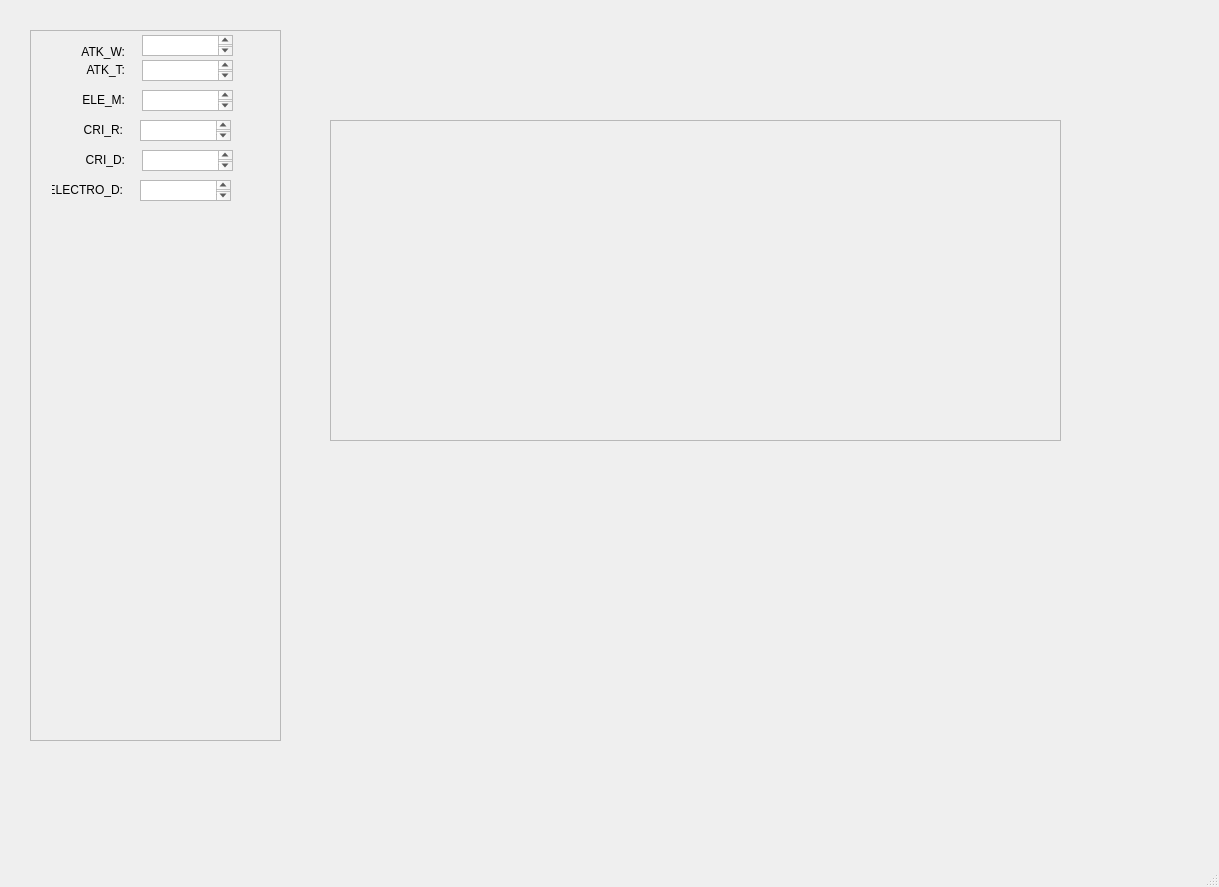
The window that aggravate.ui (flowersoul-clover/aggravate_build) describes before a commit, drawn with Qt 5.
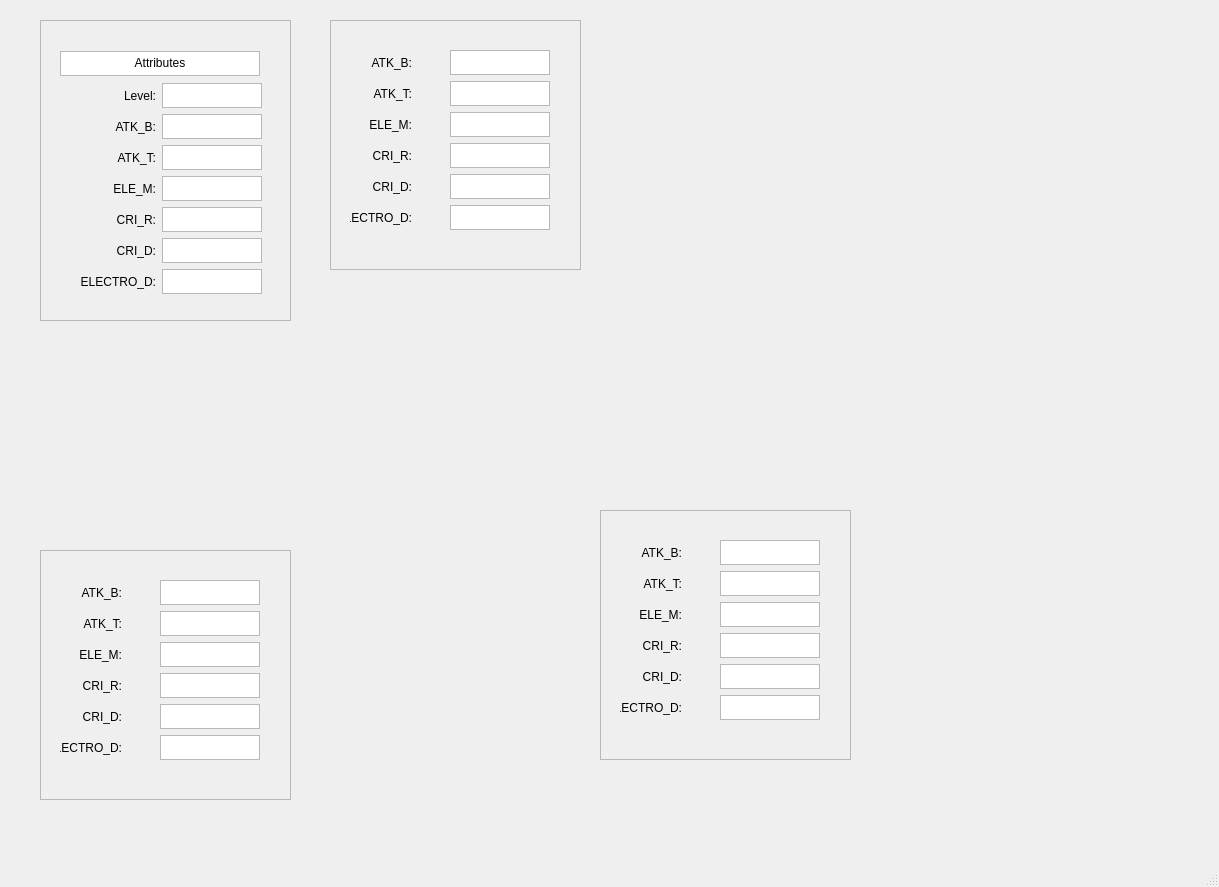
The same window after the commit.

Diff of the .ui file:
```diff
--- a/aggravate.ui
+++ b/aggravate.ui
@@ -20,12 +20,18 @@
    <widget class="QFrame" name="frame">
     <property name="geometry">
      <rect>
-      <x>30</x>
-      <y>30</y>
+      <x>40</x>
+      <y>20</y>
       <width>251</width>
-      <height>711</height>
+      <height>301</height>
      </rect>
     </property>
+    <property name="minimumSize">
+     <size>
+      <width>250</width>
+      <height>250</height>
+     </size>
+    </property>
     <property name="styleSheet">
      <string notr="true">
 </string>
@@ -36,196 +42,915 @@
     <property name="frameShadow">
      <enum>QFrame::Raised</enum>
     </property>
-    <widget class="QLabel" name="label">
+    <widget class="QWidget" name="">
      <property name="geometry">
       <rect>
-       <x>34</x>
-       <y>12</y>
-       <width>61</width>
-       <height>20</height>
+       <x>20</x>
+       <y>30</y>
+       <width>202</width>
+       <height>246</height>
       </rect>
      </property>
-     <property name="text">
-      <string>ATK_W:</string>
-     </property>
-     <property name="textFormat">
-      <enum>Qt::AutoText</enum>
-     </property>
-     <property name="alignment">
-      <set>Qt::AlignRight|Qt::AlignTrailing|Qt::AlignVCenter</set>
-     </property>
+     <layout class="QGridLayout" name="gridLayout">
+      <item row="0" column="0" colspan="2">
+       <widget class="QTextBrowser" name="textBrowser_25">
+        <property name="maximumSize">
+         <size>
+          <width>200</width>
+          <height>25</height>
+         </size>
+        </property>
+        <property name="html">
+         <string>&lt;!DOCTYPE HTML PUBLIC &quot;-//W3C//DTD HTML 4.0//EN&quot; &quot;http://www.w3.org/TR/REC-html40/strict.dtd&quot;&gt;
+&lt;html&gt;&lt;head&gt;&lt;meta name=&quot;qrichtext&quot; content=&quot;1&quot; /&gt;&lt;style type=&quot;text/css&quot;&gt;
+p, li { white-space: pre-wrap; }
+&lt;/style&gt;&lt;/head&gt;&lt;body style=&quot; font-family:'SimSun'; font-size:9pt; font-weight:400; font-style:normal;&quot;&gt;
+&lt;p align=&quot;center&quot; style=&quot; margin-top:0px; margin-bottom:0px; margin-left:0px; margin-right:0px; -qt-block-indent:0; text-indent:0px;&quot;&gt;Attributes&lt;/p&gt;&lt;/body&gt;&lt;/html&gt;</string>
+        </property>
+       </widget>
+      </item>
+      <item row="1" column="0">
+       <layout class="QVBoxLayout" name="verticalLayout">
+        <item>
+         <widget class="QLabel" name="label_25">
+          <property name="maximumSize">
+           <size>
+            <width>16777215</width>
+            <height>25</height>
+           </size>
+          </property>
+          <property name="text">
+           <string>Level:</string>
+          </property>
+          <property name="textFormat">
+           <enum>Qt::AutoText</enum>
+          </property>
+          <property name="alignment">
+           <set>Qt::AlignRight|Qt::AlignTrailing|Qt::AlignVCenter</set>
+          </property>
+         </widget>
+        </item>
+        <item>
+         <widget class="QLabel" name="label">
+          <property name="maximumSize">
+           <size>
+            <width>16777215</width>
+            <height>25</height>
+           </size>
+          </property>
+          <property name="text">
+           <string>ATK_B:</string>
+          </property>
+          <property name="textFormat">
+           <enum>Qt::AutoText</enum>
+          </property>
+          <property name="alignment">
+           <set>Qt::AlignRight|Qt::AlignTrailing|Qt::AlignVCenter</set>
+          </property>
+         </widget>
+        </item>
+        <item>
+         <widget class="QLabel" name="label_2">
+          <property name="maximumSize">
+           <size>
+            <width>16777215</width>
+            <height>25</height>
+           </size>
+          </property>
+          <property name="text">
+           <string>ATK_T:</string>
+          </property>
+          <property name="textFormat">
+           <enum>Qt::AutoText</enum>
+          </property>
+          <property name="alignment">
+           <set>Qt::AlignRight|Qt::AlignTrailing|Qt::AlignVCenter</set>
+          </property>
+         </widget>
+        </item>
+        <item>
+         <widget class="QLabel" name="label_3">
+          <property name="maximumSize">
+           <size>
+            <width>16777215</width>
+            <height>25</height>
+           </size>
+          </property>
+          <property name="text">
+           <string>ELE_M:</string>
+          </property>
+          <property name="textFormat">
+           <enum>Qt::AutoText</enum>
+          </property>
+          <property name="alignment">
+           <set>Qt::AlignRight|Qt::AlignTrailing|Qt::AlignVCenter</set>
+          </property>
+         </widget>
+        </item>
+        <item>
+         <widget class="QLabel" name="label_4">
+          <property name="maximumSize">
+           <size>
+            <width>16777215</width>
+            <height>25</height>
+           </size>
+          </property>
+          <property name="text">
+           <string>CRI_R:</string>
+          </property>
+          <property name="textFormat">
+           <enum>Qt::AutoText</enum>
+          </property>
+          <property name="alignment">
+           <set>Qt::AlignRight|Qt::AlignTrailing|Qt::AlignVCenter</set>
+          </property>
+         </widget>
+        </item>
+        <item>
+         <widget class="QLabel" name="label_5">
+          <property name="maximumSize">
+           <size>
+            <width>16777215</width>
+            <height>25</height>
+           </size>
+          </property>
+          <property name="text">
+           <string>CRI_D:</string>
+          </property>
+          <property name="textFormat">
+           <enum>Qt::AutoText</enum>
+          </property>
+          <property name="alignment">
+           <set>Qt::AlignRight|Qt::AlignTrailing|Qt::AlignVCenter</set>
+          </property>
+         </widget>
+        </item>
+        <item>
+         <widget class="QLabel" name="label_6">
+          <property name="maximumSize">
+           <size>
+            <width>16777215</width>
+            <height>25</height>
+           </size>
+          </property>
+          <property name="text">
+           <string>ELECTRO_D:</string>
+          </property>
+          <property name="textFormat">
+           <enum>Qt::AutoText</enum>
+          </property>
+          <property name="alignment">
+           <set>Qt::AlignRight|Qt::AlignTrailing|Qt::AlignVCenter</set>
+          </property>
+         </widget>
+        </item>
+       </layout>
+      </item>
+      <item row="1" column="1">
+       <layout class="QVBoxLayout" name="verticalLayout_2">
+        <item>
+         <widget class="QTextBrowser" name="textBrowser_26">
+          <property name="maximumSize">
+           <size>
+            <width>100</width>
+            <height>25</height>
+           </size>
+          </property>
+         </widget>
+        </item>
+        <item>
+         <widget class="QTextBrowser" name="textBrowser">
+          <property name="maximumSize">
+           <size>
+            <width>100</width>
+            <height>25</height>
+           </size>
+          </property>
+         </widget>
+        </item>
+        <item>
+         <widget class="QTextBrowser" name="textBrowser_2">
+          <property name="maximumSize">
+           <size>
+            <width>100</width>
+            <height>25</height>
+           </size>
+          </property>
+         </widget>
+        </item>
+        <item>
+         <widget class="QTextBrowser" name="textBrowser_3">
+          <property name="maximumSize">
+           <size>
+            <width>100</width>
+            <height>25</height>
+           </size>
+          </property>
+         </widget>
+        </item>
+        <item>
+         <widget class="QTextBrowser" name="textBrowser_4">
+          <property name="maximumSize">
+           <size>
+            <width>100</width>
+            <height>25</height>
+           </size>
+          </property>
+         </widget>
+        </item>
+        <item>
+         <widget class="QTextBrowser" name="textBrowser_5">
+          <property name="maximumSize">
+           <size>
+            <width>100</width>
+            <height>25</height>
+           </size>
+          </property>
+         </widget>
+        </item>
+        <item>
+         <widget class="QTextBrowser" name="textBrowser_6">
+          <property name="maximumSize">
+           <size>
+            <width>100</width>
+            <height>25</height>
+           </size>
+          </property>
+         </widget>
+        </item>
+       </layout>
+      </item>
+     </layout>
     </widget>
-    <widget class="QTextBrowser" name="textBrowser">
+   </widget>
+   <widget class="QFrame" name="Weapons">
+    <property name="geometry">
+     <rect>
+      <x>40</x>
+      <y>550</y>
+      <width>251</width>
+      <height>250</height>
+     </rect>
+    </property>
+    <property name="minimumSize">
+     <size>
+      <width>250</width>
+      <height>250</height>
+     </size>
+    </property>
+    <property name="styleSheet">
+     <string notr="true"/>
+    </property>
+    <property name="frameShape">
+     <enum>QFrame::StyledPanel</enum>
+    </property>
+    <property name="frameShadow">
+     <enum>QFrame::Raised</enum>
+    </property>
+    <widget class="QWidget" name="layoutWidget">
      <property name="geometry">
       <rect>
-       <x>112</x>
-       <y>5</y>
-       <width>91</width>
-       <height>21</height>
+       <x>120</x>
+       <y>30</y>
+       <width>102</width>
+       <height>182</height>
       </rect>
      </property>
+     <layout class="QVBoxLayout" name="verticalLayout_3">
+      <item>
+       <widget class="QTextBrowser" name="textBrowser_7">
+        <property name="maximumSize">
+         <size>
+          <width>100</width>
+          <height>25</height>
+         </size>
+        </property>
+       </widget>
+      </item>
+      <item>
+       <widget class="QTextBrowser" name="textBrowser_8">
+        <property name="maximumSize">
+         <size>
+          <width>100</width>
+          <height>25</height>
+         </size>
+        </property>
+       </widget>
+      </item>
+      <item>
+       <widget class="QTextBrowser" name="textBrowser_9">
+        <property name="maximumSize">
+         <size>
+          <width>100</width>
+          <height>25</height>
+         </size>
+        </property>
+       </widget>
+      </item>
+      <item>
+       <widget class="QTextBrowser" name="textBrowser_10">
+        <property name="maximumSize">
+         <size>
+          <width>100</width>
+          <height>25</height>
+         </size>
+        </property>
+       </widget>
+      </item>
+      <item>
+       <widget class="QTextBrowser" name="textBrowser_11">
+        <property name="maximumSize">
+         <size>
+          <width>100</width>
+          <height>25</height>
+         </size>
+        </property>
+       </widget>
+      </item>
+      <item>
+       <widget class="QTextBrowser" name="textBrowser_12">
+        <property name="maximumSize">
+         <size>
+          <width>100</width>
+          <height>25</height>
+         </size>
+        </property>
+       </widget>
+      </item>
+     </layout>
     </widget>
-    <widget class="QLabel" name="label_2">
+    <widget class="QWidget" name="layoutWidget_2">
      <property name="geometry">
       <rect>
-       <x>24</x>
+       <x>20</x>
        <y>30</y>
-       <width>71</width>
-       <height>20</height>
+       <width>62</width>
+       <height>181</height>
       </rect>
      </property>
-     <property name="text">
-      <string>ATK_T:</string>
-     </property>
-     <property name="textFormat">
-      <enum>Qt::AutoText</enum>
-     </property>
-     <property name="alignment">
-      <set>Qt::AlignRight|Qt::AlignTrailing|Qt::AlignVCenter</set>
-     </property>
+     <layout class="QVBoxLayout" name="verticalLayout_4">
+      <item>
+       <widget class="QLabel" name="label_7">
+        <property name="maximumSize">
+         <size>
+          <width>16777215</width>
+          <height>25</height>
+         </size>
+        </property>
+        <property name="text">
+         <string>ATK_B:</string>
+        </property>
+        <property name="textFormat">
+         <enum>Qt::AutoText</enum>
+        </property>
+        <property name="alignment">
+         <set>Qt::AlignRight|Qt::AlignTrailing|Qt::AlignVCenter</set>
+        </property>
+       </widget>
+      </item>
+      <item>
+       <widget class="QLabel" name="label_8">
+        <property name="maximumSize">
+         <size>
+          <width>16777215</width>
+          <height>25</height>
+         </size>
+        </property>
+        <property name="text">
+         <string>ATK_T:</string>
+        </property>
+        <property name="textFormat">
+         <enum>Qt::AutoText</enum>
+        </property>
+        <property name="alignment">
+         <set>Qt::AlignRight|Qt::AlignTrailing|Qt::AlignVCenter</set>
+        </property>
+       </widget>
+      </item>
+      <item>
+       <widget class="QLabel" name="label_9">
+        <property name="maximumSize">
+         <size>
+          <width>16777215</width>
+          <height>25</height>
+         </size>
+        </property>
+        <property name="text">
+         <string>ELE_M:</string>
+        </property>
+        <property name="textFormat">
+         <enum>Qt::AutoText</enum>
+        </property>
+        <property name="alignment">
+         <set>Qt::AlignRight|Qt::AlignTrailing|Qt::AlignVCenter</set>
+        </property>
+       </widget>
+      </item>
+      <item>
+       <widget class="QLabel" name="label_10">
+        <property name="maximumSize">
+         <size>
+          <width>16777215</width>
+          <height>25</height>
+         </size>
+        </property>
+        <property name="text">
+         <string>CRI_R:</string>
+        </property>
+        <property name="textFormat">
+         <enum>Qt::AutoText</enum>
+        </property>
+        <property name="alignment">
+         <set>Qt::AlignRight|Qt::AlignTrailing|Qt::AlignVCenter</set>
+        </property>
+       </widget>
+      </item>
+      <item>
+       <widget class="QLabel" name="label_11">
+        <property name="maximumSize">
+         <size>
+          <width>16777215</width>
+          <height>25</height>
+         </size>
+        </property>
+        <property name="text">
+         <string>CRI_D:</string>
+        </property>
+        <property name="textFormat">
+         <enum>Qt::AutoText</enum>
+        </property>
+        <property name="alignment">
+         <set>Qt::AlignRight|Qt::AlignTrailing|Qt::AlignVCenter</set>
+        </property>
+       </widget>
+      </item>
+      <item>
+       <widget class="QLabel" name="label_12">
+        <property name="maximumSize">
+         <size>
+          <width>16777215</width>
+          <height>25</height>
+         </size>
+        </property>
+        <property name="text">
+         <string>ELECTRO_D:</string>
+        </property>
+        <property name="textFormat">
+         <enum>Qt::AutoText</enum>
+        </property>
+        <property name="alignment">
+         <set>Qt::AlignRight|Qt::AlignTrailing|Qt::AlignVCenter</set>
+        </property>
+       </widget>
+      </item>
+     </layout>
     </widget>
-    <widget class="QTextBrowser" name="textBrowser_2">
+   </widget>
+   <widget class="QFrame" name="Artifacts">
+    <property name="geometry">
+     <rect>
+      <x>600</x>
+      <y>510</y>
+      <width>251</width>
+      <height>250</height>
+     </rect>
+    </property>
+    <property name="minimumSize">
+     <size>
+      <width>250</width>
+      <height>250</height>
+     </size>
+    </property>
+    <property name="styleSheet">
+     <string notr="true"/>
+    </property>
+    <property name="frameShape">
+     <enum>QFrame::StyledPanel</enum>
+    </property>
+    <property name="frameShadow">
+     <enum>QFrame::Raised</enum>
+    </property>
+    <widget class="QWidget" name="layoutWidget_3">
      <property name="geometry">
       <rect>
-       <x>112</x>
+       <x>120</x>
        <y>30</y>
-       <width>91</width>
-       <height>21</height>
+       <width>102</width>
+       <height>182</height>
       </rect>
      </property>
+     <layout class="QVBoxLayout" name="verticalLayout_5">
+      <item>
+       <widget class="QTextBrowser" name="textBrowser_13">
+        <property name="maximumSize">
+         <size>
+          <width>100</width>
+          <height>25</height>
+         </size>
+        </property>
+       </widget>
+      </item>
+      <item>
+       <widget class="QTextBrowser" name="textBrowser_14">
+        <property name="maximumSize">
+         <size>
+          <width>100</width>
+          <height>25</height>
+         </size>
+        </property>
+       </widget>
+      </item>
+      <item>
+       <widget class="QTextBrowser" name="textBrowser_15">
+        <property name="maximumSize">
+         <size>
+          <width>100</width>
+          <height>25</height>
+         </size>
+        </property>
+       </widget>
+      </item>
+      <item>
+       <widget class="QTextBrowser" name="textBrowser_16">
+        <property name="maximumSize">
+         <size>
+          <width>100</width>
+          <height>25</height>
+         </size>
+        </property>
+       </widget>
+      </item>
+      <item>
+       <widget class="QTextBrowser" name="textBrowser_17">
+        <property name="maximumSize">
+         <size>
+          <width>100</width>
+          <height>25</height>
+         </size>
+        </property>
+       </widget>
+      </item>
+      <item>
+       <widget class="QTextBrowser" name="textBrowser_18">
+        <property name="maximumSize">
+         <size>
+          <width>100</width>
+          <height>25</height>
+         </size>
+        </property>
+       </widget>
+      </item>
+     </layout>
     </widget>
-    <widget class="QLabel" name="label_3">
+    <widget class="QWidget" name="layoutWidget_4">
      <property name="geometry">
       <rect>
-       <x>34</x>
-       <y>60</y>
-       <width>61</width>
-       <height>20</height>
+       <x>20</x>
+       <y>30</y>
+       <width>62</width>
+       <height>181</height>
       </rect>
      </property>
-     <property name="text">
-      <string>ELE_M:</string>
-     </property>
-     <property name="textFormat">
-      <enum>Qt::AutoText</enum>
-     </property>
-     <property name="alignment">
-      <set>Qt::AlignRight|Qt::AlignTrailing|Qt::AlignVCenter</set>
-     </property>
+     <layout class="QVBoxLayout" name="verticalLayout_6">
+      <item>
+       <widget class="QLabel" name="label_13">
+        <property name="maximumSize">
+         <size>
+          <width>16777215</width>
+          <height>25</height>
+         </size>
+        </property>
+        <property name="text">
+         <string>ATK_B:</string>
+        </property>
+        <property name="textFormat">
+         <enum>Qt::AutoText</enum>
+        </property>
+        <property name="alignment">
+         <set>Qt::AlignRight|Qt::AlignTrailing|Qt::AlignVCenter</set>
+        </property>
+       </widget>
+      </item>
+      <item>
+       <widget class="QLabel" name="label_14">
+        <property name="maximumSize">
+         <size>
+          <width>16777215</width>
+          <height>25</height>
+         </size>
+        </property>
+        <property name="text">
+         <string>ATK_T:</string>
+        </property>
+        <property name="textFormat">
+         <enum>Qt::AutoText</enum>
+        </property>
+        <property name="alignment">
+         <set>Qt::AlignRight|Qt::AlignTrailing|Qt::AlignVCenter</set>
+        </property>
+       </widget>
+      </item>
+      <item>
+       <widget class="QLabel" name="label_15">
+        <property name="maximumSize">
+         <size>
+          <width>16777215</width>
+          <height>25</height>
+         </size>
+        </property>
+        <property name="text">
+         <string>ELE_M:</string>
+        </property>
+        <property name="textFormat">
+         <enum>Qt::AutoText</enum>
+        </property>
+        <property name="alignment">
+         <set>Qt::AlignRight|Qt::AlignTrailing|Qt::AlignVCenter</set>
+        </property>
+       </widget>
+      </item>
+      <item>
+       <widget class="QLabel" name="label_16">
+        <property name="maximumSize">
+         <size>
+          <width>16777215</width>
+          <height>25</height>
+         </size>
+        </property>
+        <property name="text">
+         <string>CRI_R:</string>
+        </property>
+        <property name="textFormat">
+         <enum>Qt::AutoText</enum>
+        </property>
+        <property name="alignment">
+         <set>Qt::AlignRight|Qt::AlignTrailing|Qt::AlignVCenter</set>
+        </property>
+       </widget>
+      </item>
+      <item>
+       <widget class="QLabel" name="label_17">
+        <property name="maximumSize">
+         <size>
+          <width>16777215</width>
+          <height>25</height>
+         </size>
+        </property>
+        <property name="text">
+         <string>CRI_D:</string>
+        </property>
+        <property name="textFormat">
+         <enum>Qt::AutoText</enum>
+        </property>
+        <property name="alignment">
+         <set>Qt::AlignRight|Qt::AlignTrailing|Qt::AlignVCenter</set>
+        </property>
+       </widget>
+      </item>
+      <item>
+       <widget class="QLabel" name="label_18">
+        <property name="maximumSize">
+         <size>
+          <width>16777215</width>
+          <height>25</height>
+         </size>
+        </property>
+        <property name="text">
+         <string>ELECTRO_D:</string>
+        </property>
+        <property name="textFormat">
+         <enum>Qt::AutoText</enum>
+        </property>
+        <property name="alignment">
+         <set>Qt::AlignRight|Qt::AlignTrailing|Qt::AlignVCenter</set>
+        </property>
+       </widget>
+      </item>
+     </layout>
     </widget>
-    <widget class="QTextBrowser" name="textBrowser_3">
-     <property name="geometry">
-      <rect>
-       <x>112</x>
-       <y>60</y>
-       <width>91</width>
-       <height>21</height>
-      </rect>
-     </property>
-    </widget>
-    <widget class="QTextBrowser" name="textBrowser_4">
-     <property name="geometry">
-      <rect>
-       <x>110</x>
-       <y>90</y>
-       <width>91</width>
-       <height>21</height>
-      </rect>
-     </property>
-    </widget>
-    <widget class="QLabel" name="label_4">
-     <property name="geometry">
-      <rect>
-       <x>32</x>
-       <y>90</y>
-       <width>61</width>
-       <height>20</height>
-      </rect>
-     </property>
-     <property name="text">
-      <string>CRI_R:</string>
-     </property>
-     <property name="textFormat">
-      <enum>Qt::AutoText</enum>
-     </property>
-     <property name="alignment">
-      <set>Qt::AlignRight|Qt::AlignTrailing|Qt::AlignVCenter</set>
-     </property>
-    </widget>
-    <widget class="QLabel" name="label_5">
-     <property name="geometry">
-      <rect>
-       <x>34</x>
-       <y>120</y>
-       <width>61</width>
-       <height>20</height>
-      </rect>
-     </property>
-     <property name="text">
-      <string>CRI_D:</string>
-     </property>
-     <property name="textFormat">
-      <enum>Qt::AutoText</enum>
-     </property>
-     <property name="alignment">
-      <set>Qt::AlignRight|Qt::AlignTrailing|Qt::AlignVCenter</set>
-     </property>
-    </widget>
-    <widget class="QTextBrowser" name="textBrowser_5">
-     <property name="geometry">
-      <rect>
-       <x>112</x>
-       <y>120</y>
-       <width>91</width>
-       <height>21</height>
-      </rect>
-     </property>
-    </widget>
-    <widget class="QTextBrowser" name="textBrowser_6">
-     <property name="geometry">
-      <rect>
-       <x>110</x>
-       <y>150</y>
-       <width>91</width>
-       <height>21</height>
-      </rect>
-     </property>
-    </widget>
-    <widget class="QLabel" name="label_6">
-     <property name="geometry">
-      <rect>
-       <x>22</x>
-       <y>150</y>
-       <width>71</width>
-       <height>20</height>
-      </rect>
-     </property>
-     <property name="text">
-      <string>ELECTRO_D:</string>
-     </property>
-     <property name="textFormat">
-      <enum>Qt::AutoText</enum>
-     </property>
-     <property name="alignment">
-      <set>Qt::AlignRight|Qt::AlignTrailing|Qt::AlignVCenter</set>
-     </property>
-    </widget>
    </widget>
    <widget class="QFrame" name="frame_2">
     <property name="geometry">
      <rect>
       <x>330</x>
-      <y>120</y>
-      <width>731</width>
-      <height>321</height>
+      <y>20</y>
+      <width>251</width>
+      <height>250</height>
      </rect>
     </property>
+    <property name="minimumSize">
+     <size>
+      <width>250</width>
+      <height>250</height>
+     </size>
+    </property>
+    <property name="styleSheet">
+     <string notr="true"/>
+    </property>
     <property name="frameShape">
      <enum>QFrame::StyledPanel</enum>
     </property>
     <property name="frameShadow">
      <enum>QFrame::Raised</enum>
     </property>
+    <widget class="QWidget" name="layoutWidget_5">
+     <property name="geometry">
+      <rect>
+       <x>120</x>
+       <y>30</y>
+       <width>102</width>
+       <height>182</height>
+      </rect>
+     </property>
+     <layout class="QVBoxLayout" name="verticalLayout_7">
+      <item>
+       <widget class="QTextBrowser" name="textBrowser_19">
+        <property name="maximumSize">
+         <size>
+          <width>100</width>
+          <height>25</height>
+         </size>
+        </property>
+       </widget>
+      </item>
+      <item>
+       <widget class="QTextBrowser" name="textBrowser_20">
+        <property name="maximumSize">
+         <size>
+          <width>100</width>
+          <height>25</height>
+         </size>
+        </property>
+       </widget>
+      </item>
+      <item>
+       <widget class="QTextBrowser" name="textBrowser_21">
+        <property name="maximumSize">
+         <size>
+          <width>100</width>
+          <height>25</height>
+         </size>
+        </property>
+       </widget>
+      </item>
+      <item>
+       <widget class="QTextBrowser" name="textBrowser_22">
+        <property name="maximumSize">
+         <size>
+          <width>100</width>
+          <height>25</height>
+         </size>
+        </property>
+       </widget>
+      </item>
+      <item>
+       <widget class="QTextBrowser" name="textBrowser_23">
+        <property name="maximumSize">
+         <size>
+          <width>100</width>
+          <height>25</height>
+         </size>
+        </property>
+       </widget>
+      </item>
+      <item>
+       <widget class="QTextBrowser" name="textBrowser_24">
+        <property name="maximumSize">
+         <size>
+          <width>100</width>
+          <height>25</height>
+         </size>
+        </property>
+       </widget>
+      </item>
+     </layout>
+    </widget>
+    <widget class="QWidget" name="layoutWidget_6">
+     <property name="geometry">
+      <rect>
+       <x>20</x>
+       <y>30</y>
+       <width>62</width>
+       <height>181</height>
+      </rect>
+     </property>
+     <layout class="QVBoxLayout" name="verticalLayout_8">
+      <item>
+       <widget class="QLabel" name="label_19">
+        <property name="maximumSize">
+         <size>
+          <width>16777215</width>
+          <height>25</height>
+         </size>
+        </property>
+        <property name="text">
+         <string>ATK_B:</string>
+        </property>
+        <property name="textFormat">
+         <enum>Qt::AutoText</enum>
+        </property>
+        <property name="alignment">
+         <set>Qt::AlignRight|Qt::AlignTrailing|Qt::AlignVCenter</set>
+        </property>
+       </widget>
+      </item>
+      <item>
+       <widget class="QLabel" name="label_20">
+        <property name="maximumSize">
+         <size>
+          <width>16777215</width>
+          <height>25</height>
+         </size>
+        </property>
+        <property name="text">
+         <string>ATK_T:</string>
+        </property>
+        <property name="textFormat">
+         <enum>Qt::AutoText</enum>
+        </property>
+        <property name="alignment">
+         <set>Qt::AlignRight|Qt::AlignTrailing|Qt::AlignVCenter</set>
+        </property>
+       </widget>
+      </item>
+      <item>
+       <widget class="QLabel" name="label_21">
+        <property name="maximumSize">
+         <size>
+          <width>16777215</width>
+          <height>25</height>
+         </size>
+        </property>
+        <property name="text">
+         <string>ELE_M:</string>
+        </property>
+        <property name="textFormat">
+         <enum>Qt::AutoText</enum>
+        </property>
+        <property name="alignment">
+         <set>Qt::AlignRight|Qt::AlignTrailing|Qt::AlignVCenter</set>
+        </property>
+       </widget>
+      </item>
+      <item>
+       <widget class="QLabel" name="label_22">
+        <property name="maximumSize">
+         <size>
+          <width>16777215</width>
+          <height>25</height>
+         </size>
+        </property>
+        <property name="text">
+         <string>CRI_R:</string>
+        </property>
+        <property name="textFormat">
+         <enum>Qt::AutoText</enum>
+        </property>
+        <property name="alignment">
+         <set>Qt::AlignRight|Qt::AlignTrailing|Qt::AlignVCenter</set>
+        </property>
+       </widget>
+      </item>
+      <item>
+       <widget class="QLabel" name="label_23">
+        <property name="maximumSize">
+         <size>
+          <width>16777215</width>
+          <height>25</height>
+         </size>
+        </property>
+        <property name="text">
+         <string>CRI_D:</string>
+        </property>
+        <property name="textFormat">
+         <enum>Qt::AutoText</enum>
+        </property>
+        <property name="alignment">
+         <set>Qt::AlignRight|Qt::AlignTrailing|Qt::AlignVCenter</set>
+        </property>
+       </widget>
+      </item>
+      <item>
+       <widget class="QLabel" name="label_24">
+        <property name="maximumSize">
+         <size>
+          <width>16777215</width>
+          <height>25</height>
+         </size>
+        </property>
+        <property name="text">
+         <string>ELECTRO_D:</string>
+        </property>
+        <property name="textFormat">
+         <enum>Qt::AutoText</enum>
+        </property>
+        <property name="alignment">
+         <set>Qt::AlignRight|Qt::AlignTrailing|Qt::AlignVCenter</set>
+        </property>
+       </widget>
+      </item>
+     </layout>
+    </widget>
    </widget>
   </widget>
   <widget class="QMenuBar" name="menubar">
```
Left out of the diff: 7 changed lines with no effect on the pictures.
